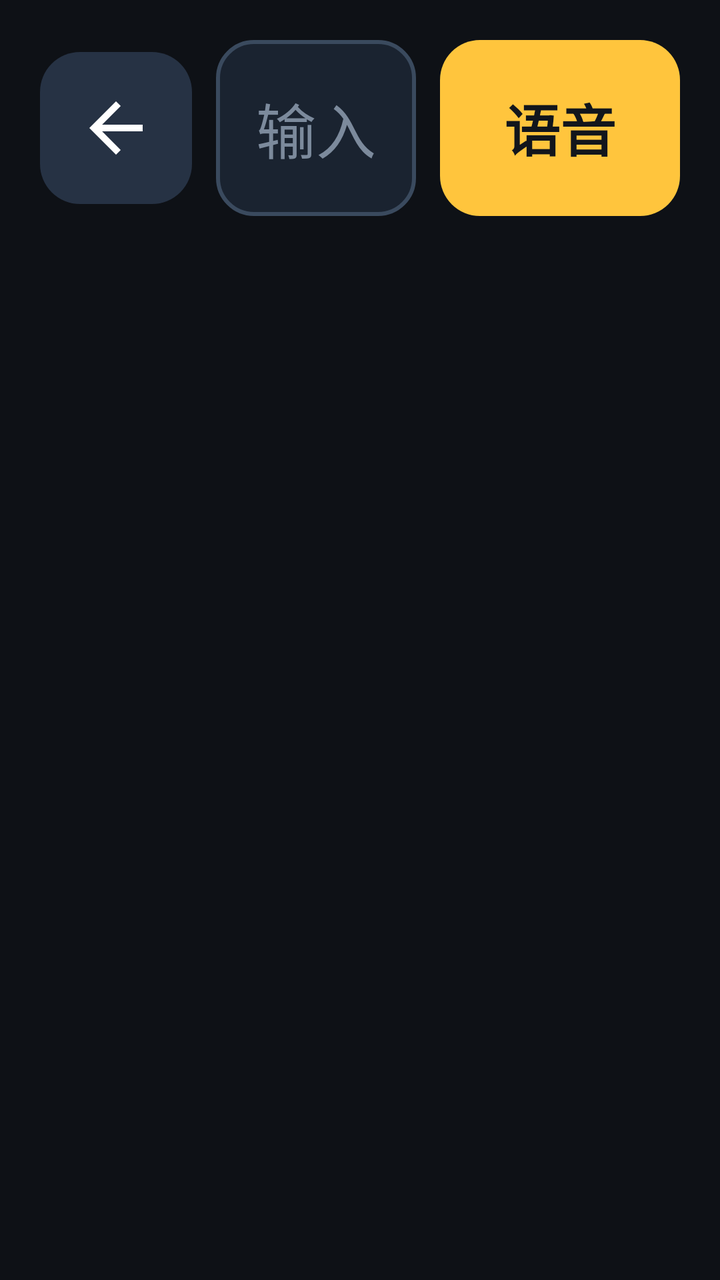
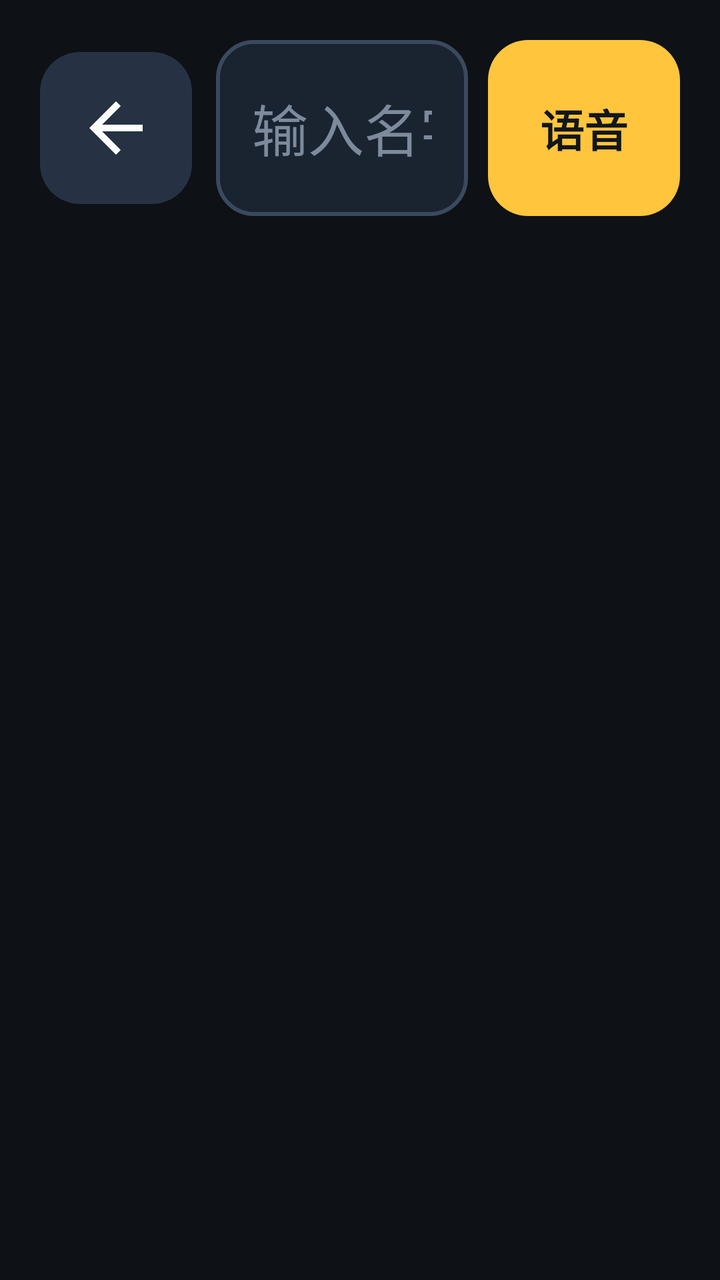

Compare the two renders of this Android layout. The source of the first and the diff that turns it into the second are given below.
<!-- AndroidManifest.xml: application theme Theme.OldPad -->
<!-- res/layout/activity_search.xml -->
<?xml version="1.0" encoding="utf-8"?>
<LinearLayout xmlns:android="http://schemas.android.com/apk/res/android"
    android:layout_width="match_parent"
    android:layout_height="match_parent"
    android:background="@color/bg"
    android:fitsSystemWindows="true"
    android:orientation="vertical"
    android:padding="20dp">

    <LinearLayout
        android:layout_width="match_parent"
        android:layout_height="wrap_content"
        android:gravity="center_vertical"
        android:orientation="horizontal">

        <ImageButton
            android:id="@+id/btnBack"
            android:layout_width="76dp"
            android:layout_height="76dp"
            android:background="@drawable/bg_button"
            android:contentDescription="@string/back"
            android:padding="20dp"
            android:src="@drawable/ic_back" />

        <EditText
            android:id="@+id/searchInput"
            android:layout_width="0dp"
            android:layout_height="88dp"
            android:layout_marginStart="12dp"
            android:layout_weight="1"
            android:background="@drawable/bg_input"
            android:hint="@string/search_hint"
            android:imeOptions="actionSearch"
            android:inputType="text"
            android:maxLines="1"
            android:paddingStart="20dp"
            android:paddingEnd="20dp"
            android:singleLine="true"
            android:textColor="@color/text"
            android:textColorHint="#7C8A9C"
            android:textSize="30sp" />

        <TextView
            android:id="@+id/btnVoice"
            style="@style/BigButton.Accent"
            android:layout_width="wrap_content"
            android:layout_height="88dp"
            android:layout_marginStart="12dp"
            android:minWidth="120dp"
            android:text="@string/voice_search" />
    </LinearLayout>

    <TextView
        android:id="@+id/voiceHint"
        android:layout_width="match_parent"
        android:layout_height="wrap_content"
        android:layout_marginTop="10dp"
        android:text="@string/listening"
        android:textColor="@color/accent"
        android:textSize="24sp"
        android:visibility="gone" />

    <FrameLayout
        android:layout_width="match_parent"
        android:layout_height="0dp"
        android:layout_marginTop="12dp"
        android:layout_weight="1">

        <androidx.recyclerview.widget.RecyclerView
            android:id="@+id/results"
            android:layout_width="match_parent"
            android:layout_height="match_parent"
            android:clipToPadding="false"
            android:paddingBottom="16dp"
            android:scrollbars="none" />

        <TextView
            android:id="@+id/emptyHint"
            android:layout_width="match_parent"
            android:layout_height="match_parent"
            android:gravity="center"
            android:padding="24dp"
            android:text="@string/search_empty"
            android:textColor="@color/text_dim"
            android:textSize="28sp"
            android:visibility="gone" />
    </FrameLayout>
</LinearLayout>
<!-- resources referenced by this layout -->
<resources>
  <color name="accent">#FFC53D</color>
  <color name="bg">#0E1116</color>
  <color name="text">#FFFFFF</color>
  <color name="text_dim">#C3CEDC</color>
  <!-- drawable bg_button (drawable) -->
  <?xml version="1.0" encoding="utf-8"?>
  <ripple xmlns:android="http://schemas.android.com/apk/res/android"
      android:color="#40FFC53D">
      <item>
          <shape android:shape="rectangle">
              <solid android:color="@color/button" />
              <corners android:radius="20dp" />
          </shape>
      </item>
  </ripple>
  <!-- drawable bg_input (drawable) -->
  <?xml version="1.0" encoding="utf-8"?>
  <shape xmlns:android="http://schemas.android.com/apk/res/android"
      android:shape="rectangle">
      <solid android:color="@color/card" />
      <corners android:radius="18dp" />
      <stroke
          android:width="2dp"
          android:color="#3A4A5E" />
  </shape>
  <!-- drawable ic_back (drawable) -->
  <?xml version="1.0" encoding="utf-8"?>
  <vector xmlns:android="http://schemas.android.com/apk/res/android"
      android:width="40dp"
      android:height="40dp"
      android:viewportWidth="24"
      android:viewportHeight="24">
      <path
          android:fillColor="#FFFFFFFF"
          android:pathData="M20,11H7.83l5.59,-5.59L12,4l-8,8 8,8 1.41,-1.41L7.83,13H20v-2z" />
  </vector>
  <string name="back">返回</string>
  <string name="listening">请说出您想看的名字…</string>
  <string name="search_empty">没有找到，换个说法试试</string>
  <string name="search_hint">输入电视剧或比赛的名字</string>
  <string name="voice_search">语音</string>
  <style name="BigButton.Accent">
          <item name="android:background">@drawable/bg_button_accent</item>
          <item name="android:textColor">#12161C</item>
      </style>
  <style name="Theme.OldPad" parent="Theme.AppCompat.NoActionBar">
          <item name="colorPrimary">@color/accent</item>
          <item name="colorPrimaryDark">@color/bg</item>
          <item name="colorAccent">@color/accent</item>
          <item name="android:windowBackground">@color/bg</item>
          <item name="android:colorBackground">@color/bg</item>
          <item name="android:statusBarColor">@color/bg</item>
          <item name="android:navigationBarColor">@color/bg</item>
          <item name="android:textColorPrimary">@color/text</item>
          <item name="android:textColorSecondary">@color/text_dim</item>
          <item name="android:windowLightStatusBar">false</item>
          <item name="android:forceDarkAllowed" tools:targetApi="29">false</item>
          <item name="android:windowActionModeOverlay">true</item>
      </style>
  <color name="button">#263244</color>
  <color name="card">#1A2330</color>
  <!-- drawable bg_button_accent (drawable) -->
  <?xml version="1.0" encoding="utf-8"?>
  <ripple xmlns:android="http://schemas.android.com/apk/res/android"
      android:color="#40000000">
      <item>
          <shape android:shape="rectangle">
              <solid android:color="@color/accent" />
              <corners android:radius="20dp" />
          </shape>
      </item>
  </ripple>
</resources>

<!-- the commit's change to res/layout/activity_search.xml (unified diff, before → after) -->
@@ -3,7 +3,6 @@
     android:layout_width="match_parent"
     android:layout_height="match_parent"
     android:background="@color/bg"
-    android:fitsSystemWindows="true"
     android:orientation="vertical"
     android:padding="20dp">
 
@@ -33,21 +32,24 @@
             android:imeOptions="actionSearch"
             android:inputType="text"
             android:maxLines="1"
-            android:paddingStart="20dp"
-            android:paddingEnd="20dp"
+            android:paddingStart="18dp"
+            android:paddingEnd="18dp"
             android:singleLine="true"
             android:textColor="@color/text"
             android:textColorHint="#7C8A9C"
-            android:textSize="30sp" />
+            android:textSize="28sp" />
 
         <TextView
             android:id="@+id/btnVoice"
             style="@style/BigButton.Accent"
             android:layout_width="wrap_content"
             android:layout_height="88dp"
-            android:layout_marginStart="12dp"
-            android:minWidth="120dp"
-            android:text="@string/voice_search" />
+            android:layout_marginStart="10dp"
+            android:minWidth="96dp"
+            android:paddingStart="10dp"
+            android:paddingEnd="10dp"
+            android:text="@string/voice_search"
+            android:textSize="22sp" />
     </LinearLayout>
 
     <TextView
<!-- resource entries referenced after the edit -->
@@ -39,7 +39,7 @@
   <string name="back">返回</string>
   <string name="listening">请说出您想看的名字…</string>
   <string name="search_empty">没有找到，换个说法试试</string>
-  <string name="search_hint">输入电视剧或比赛的名字</string>
+  <string name="search_hint">输入名字</string>
   <string name="voice_search">语音</string>
   <style name="BigButton.Accent">
           <item name="android:background">@drawable/bg_button_accent</item>
